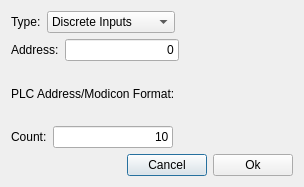
Old version of the form addmodbusregisterdialog.ui in the repository tonylin0826/ModbusMasterTool.
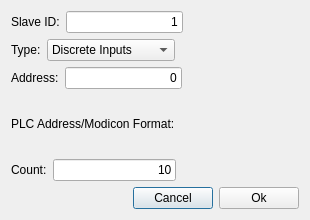
New version of the form.

Patch:
```diff
--- a/addmodbusregisterdialog.ui
+++ b/addmodbusregisterdialog.ui
@@ -6,14 +6,48 @@
    <rect>
     <x>0</x>
     <y>0</y>
-    <width>304</width>
-    <height>187</height>
+    <width>310</width>
+    <height>220</height>
    </rect>
   </property>
   <property name="windowTitle">
    <string>Dialog</string>
   </property>
   <layout class="QVBoxLayout" name="verticalLayout">
+   <item>
+    <layout class="QHBoxLayout" name="horizontalLayout_3">
+     <item>
+      <widget class="QLabel" name="label_5">
+       <property name="text">
+        <string>Slave ID:</string>
+       </property>
+      </widget>
+     </item>
+     <item>
+      <widget class="QLineEdit" name="inputSlaveId">
+       <property name="text">
+        <string>1</string>
+       </property>
+       <property name="alignment">
+        <set>Qt::AlignRight|Qt::AlignTrailing|Qt::AlignVCenter</set>
+       </property>
+      </widget>
+     </item>
+     <item>
+      <spacer name="horizontalSpacer_5">
+       <property name="orientation">
+        <enum>Qt::Horizontal</enum>
+       </property>
+       <property name="sizeHint" stdset="0">
+        <size>
+         <width>40</width>
+         <height>20</height>
+        </size>
+       </property>
+      </spacer>
+     </item>
+    </layout>
+   </item>
    <item>
     <layout class="QHBoxLayout" name="horizontalLayout">
      <item>
```
